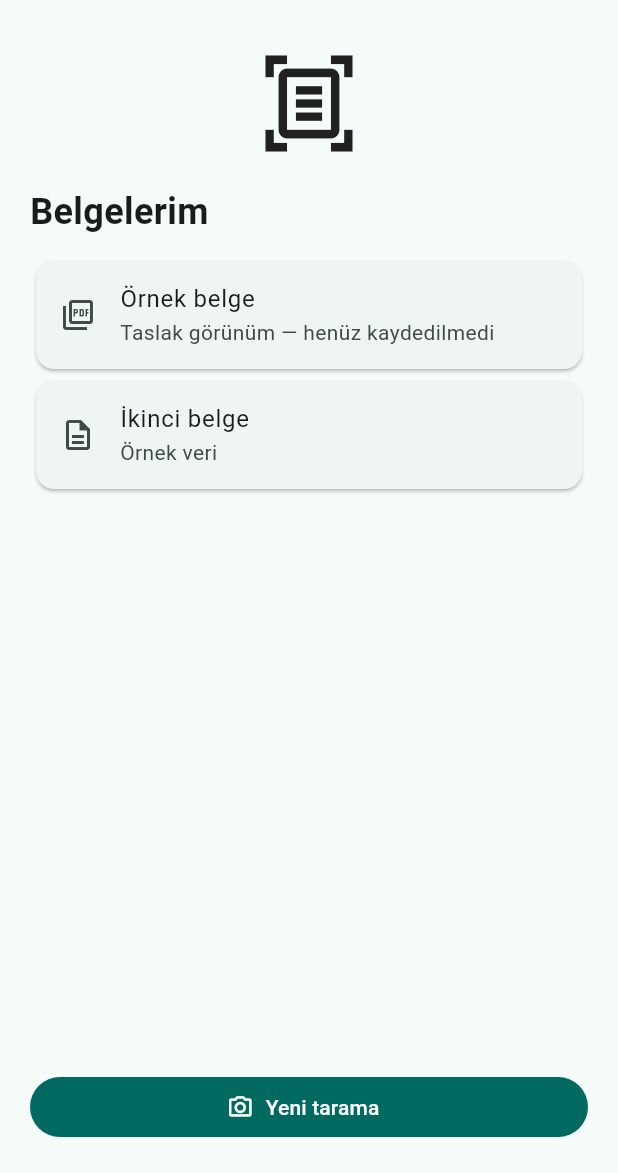
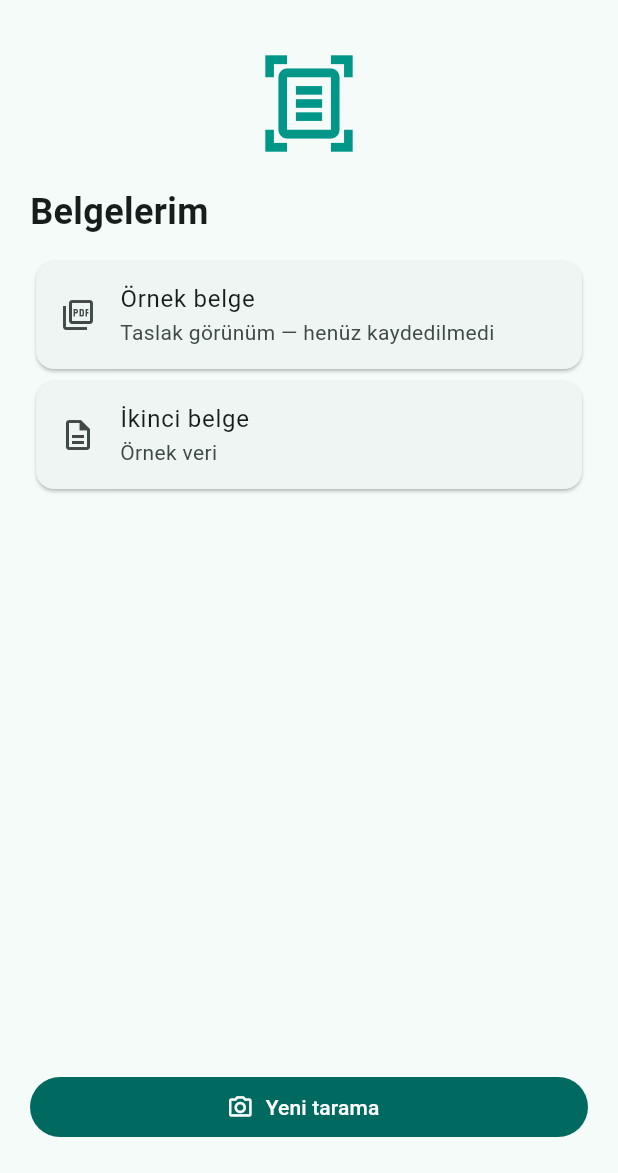
Before and after one commit to rjhtctn/scan_app-mobile-programming-project, a Flutter app: the screen it shows after launch, on a phone screen of 412 x 824 dp, the part 63-1236 px from its top. Run offline on Flutter 3.47's test engine with Material 3 defaults, Android fonts, the phone set to English and light mode, and no system bars; our stand-ins replace camera; project files that could hold a hidden picture were left out.

Commit message:
style(ui): vize prototipi için ana ekran görünümünü düzenle

```diff
--- a/src/lib/ui/home_screen.dart
+++ b/src/lib/ui/home_screen.dart
@@ -14,7 +14,7 @@ class HomeScreen extends StatelessWidget {
         child: Column(
           crossAxisAlignment: CrossAxisAlignment.stretch,
           children: [
-            const Icon(Icons.document_scanner_outlined, size: 70),
+            const Icon(Icons.document_scanner_outlined, size: 70, color: Colors.teal),
             const SizedBox(height: 20),
             const Text('Belgelerim', style: TextStyle(fontSize: 24, fontWeight: FontWeight.bold)),
             const SizedBox(height: 12),
```
